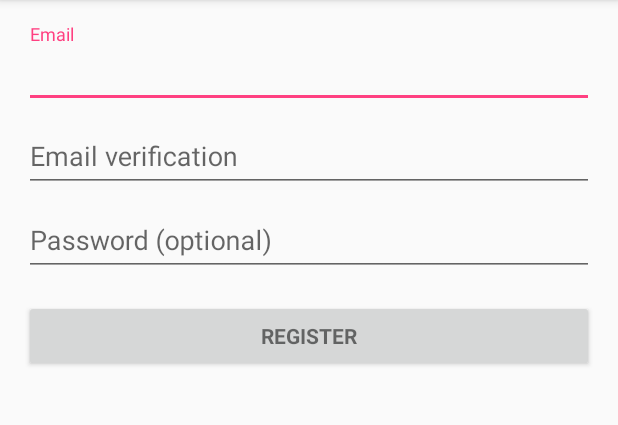
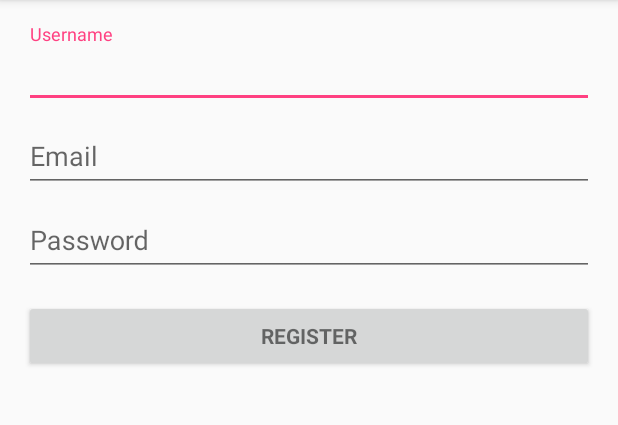
Before and after one commit to DimitrisDimtriadis/TLProject, an Android app: the RegisterActivity screen opened directly, with no data from a screen before it, on a phone screen of 412 x 824 dp, the part 84-509 px from its top. Run offline under Robolectric (Android 15) with nearby library versions, the phone set to English and light mode, and no system bars.

Commit message:
Change email verification to username

```diff
--- a/FrontEnd/app/src/main/java/com/example/johnywalker/adventure_go/IDao.java
+++ b/FrontEnd/app/src/main/java/com/example/johnywalker/adventure_go/IDao.java
@@ -8,5 +8,5 @@ public interface IDao
 {
     boolean attemptDatabaseConnection();
     boolean verifyUser(String email, String password);
-    boolean registerUser(String email, String emailVerification, String password);
+    boolean registerUser(String username, String email, String password);
 }
--- a/FrontEnd/app/src/main/java/com/example/johnywalker/adventure_go/RegisterActivity.java
+++ b/FrontEnd/app/src/main/java/com/example/johnywalker/adventure_go/RegisterActivity.java
@@ -18,11 +18,10 @@ import android.widget.TextView;
 
 public class RegisterActivity extends AppCompatActivity {
 
-    private LoginActivity login = null;
     private IDao mDatabaseConnection  = null;
 
+    private AutoCompleteTextView mUsernameView;
     private AutoCompleteTextView mEmailView;
-    private AutoCompleteTextView mEmailVerificationView;
     private EditText mPasswordView;
 
     @Override
@@ -30,8 +29,8 @@ public class RegisterActivity extends AppCompatActivity {
         super.onCreate(savedInstanceState);
         setContentView(R.layout.activity_register);
 
+        mUsernameView = (AutoCompleteTextView) findViewById(R.id.username);
         mEmailView = (AutoCompleteTextView) findViewById(R.id.email);
-        mEmailVerificationView = (AutoCompleteTextView) findViewById(R.id.emailVerify);
         mPasswordView = (EditText) findViewById(R.id.password);
 
         //Add password listener
@@ -61,15 +60,15 @@ public class RegisterActivity extends AppCompatActivity {
 
     private void attemptRegister()
     {
+        String username = mUsernameView.getText().toString();
         String email = mEmailView.getText().toString();
-        String emailVerify = mEmailVerificationView.getText().toString();
         String password = mPasswordView.getText().toString();
 
         mDatabaseConnection = new MockDatabase();
 
         if(mDatabaseConnection.attemptDatabaseConnection())
         {
-            if(mDatabaseConnection.registerUser(email, emailVerify, password));
+            if(mDatabaseConnection.registerUser(username, email, password));
             {
                 Intent myIntent = new Intent(RegisterActivity.this, LoginActivity.class);
                 RegisterActivity.this.startActivity(myIntent);
--- a/FrontEnd/app/src/main/res/layout/activity_login.xml
+++ b/FrontEnd/app/src/main/res/layout/activity_login.xml
@@ -55,7 +55,7 @@
                     android:layout_height="wrap_content"
                     android:hint="@string/prompt_password"
                     android:imeActionId="@+id/login"
-                    android:imeActionLabel="@string/action_sign_in_short"
+                    android:imeActionLabel="@string/action_sign_in"
                     android:imeOptions="actionUnspecified"
                     android:inputType="textPassword"
                     android:maxLines="1"
@@ -69,7 +69,7 @@
                 android:layout_width="match_parent"
                 android:layout_height="wrap_content"
                 android:layout_marginTop="16dp"
-                android:text="@string/action_sign_in_short"
+                android:text="@string/action_sign_in"
                 android:textStyle="bold"/>
 
             <Button
--- a/FrontEnd/app/src/main/res/layout/activity_register.xml
+++ b/FrontEnd/app/src/main/res/layout/activity_register.xml
@@ -35,11 +35,11 @@
                 android:layout_height="match_parent">
 
                 <AutoCompleteTextView
-                    android:id="@+id/email"
+                    android:id="@+id/username"
                     android:layout_width="match_parent"
                     android:layout_height="wrap_content"
-                    android:hint="@string/prompt_email"
-                    android:inputType="textEmailAddress"
+                    android:hint="@string/prompt_username"
+                    android:inputType="textPersonName"
                     android:maxLines="1"
                     android:singleLine="true"/>
 
@@ -50,10 +50,10 @@
                 android:layout_height="match_parent">
 
                 <AutoCompleteTextView
-                    android:id="@+id/emailVerify"
+                    android:id="@+id/email"
                     android:layout_width="match_parent"
                     android:layout_height="wrap_content"
-                    android:hint="@string/prompt_email_verify"
+                    android:hint="@string/prompt_email"
                     android:inputType="textEmailAddress"
                     android:maxLines="1"
                     android:singleLine="true"/>
--- a/FrontEnd/app/src/main/res/values/strings.xml
+++ b/FrontEnd/app/src/main/res/values/strings.xml
@@ -1,22 +1,19 @@
 <resources>
     <string name="app_name">Adventure_GO</string>
 
+    <string name="prompt_username">Username</string>
     <string name="prompt_email">Email</string>
-    <string name="prompt_email_verify">Email verification</string>
-    <string name="prompt_password">Password (optional)</string>
+    <string name="prompt_password">Password</string>
 
     <string name="error_invalid_email">This email address is invalid</string>
     <string name="error_invalid_password">This password is too short</string>
     <string name="error_field_required">This field is required</string>
 
     <!-- Login -->
-
-    <string name="action_sign_in">Sign in or register</string>
-    <string name="action_sign_in_short">Sign in</string>
+    <string name="action_sign_in">Sign in</string>
 
     <!-- Register -->
 
     <string name="action_register">Register</string>
-    <string name="error_invalid_email_verification">The emails do not match</string>
     <string name="title_activity_maps">Map</string>
 </resources>
```
Also changed, not shown: FrontEnd/app/src/main/java/com/example/johnywalker/adventure_go/MockDatabase.java (+19 -8 lines), 3 other files.
